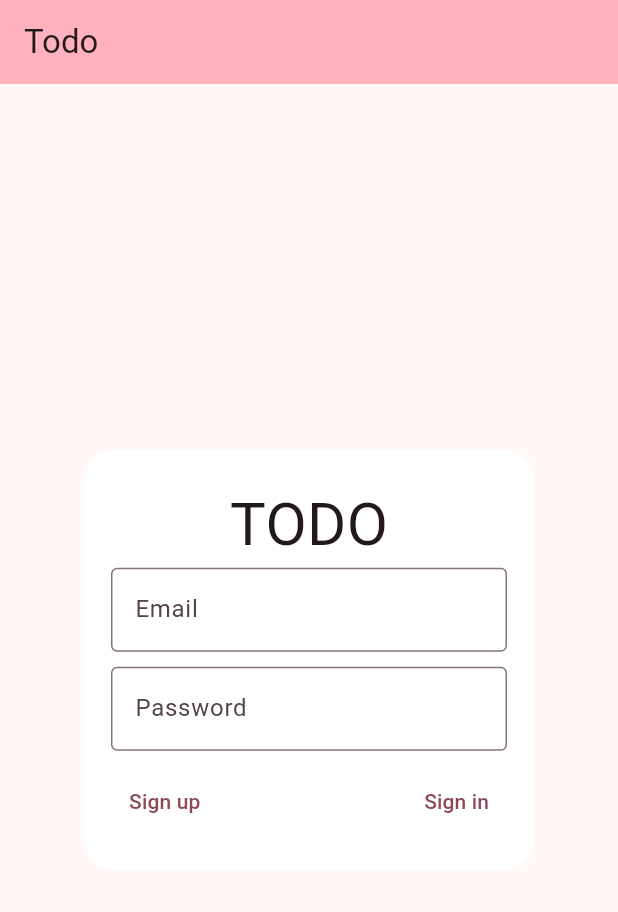
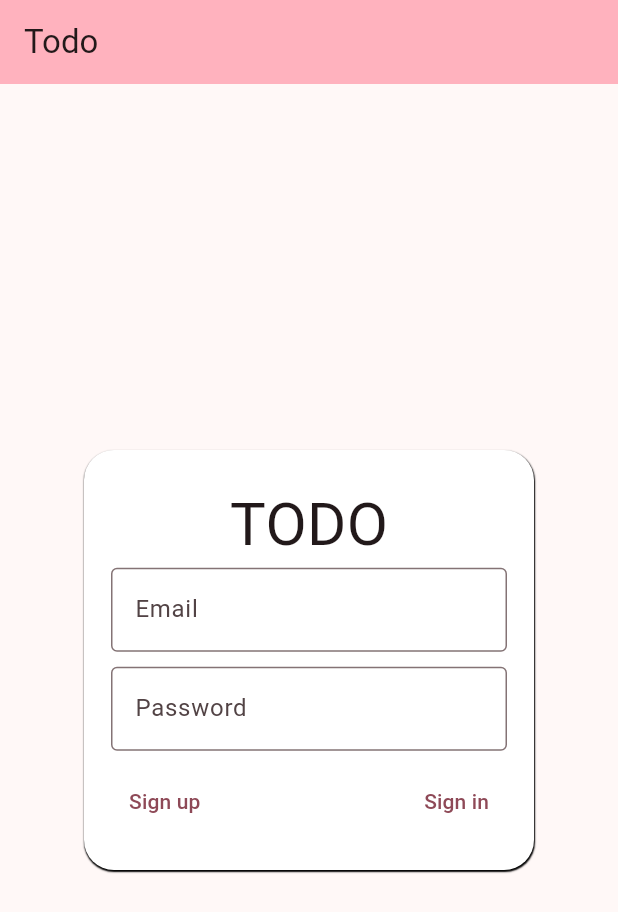
Before and after one commit to tanapattara/flutter_firebase_task_app, a Flutter app: the screen it shows after launch, on a phone screen of 412 x 824 dp. Shown: the top 912 px of the screen. Run offline on Flutter 3.47's test engine with Material 3 defaults, Android fonts, the phone set to English and light mode, and no system bars; our stand-ins replace cloud_firestore, firebase_auth, firebase_core; accounts and stored records are empty.

```diff
--- a/lib/screen/signin_screen.dart
+++ b/lib/screen/signin_screen.dart
@@ -24,6 +24,13 @@ class _SigninScreenState extends State<SigninScreen> {
           width: 300,
           padding: const EdgeInsets.all(18),
           decoration: const BoxDecoration(
+              boxShadow: [
+                BoxShadow(
+                    offset: Offset(0.1, 1),
+                    blurRadius: 0.1,
+                    spreadRadius: 0.1,
+                    color: Colors.black)
+              ],
               color: Colors.white,
               borderRadius: BorderRadius.all(Radius.circular(20))),
           child: Column(
```
Also changed, not shown: 1 other file.
